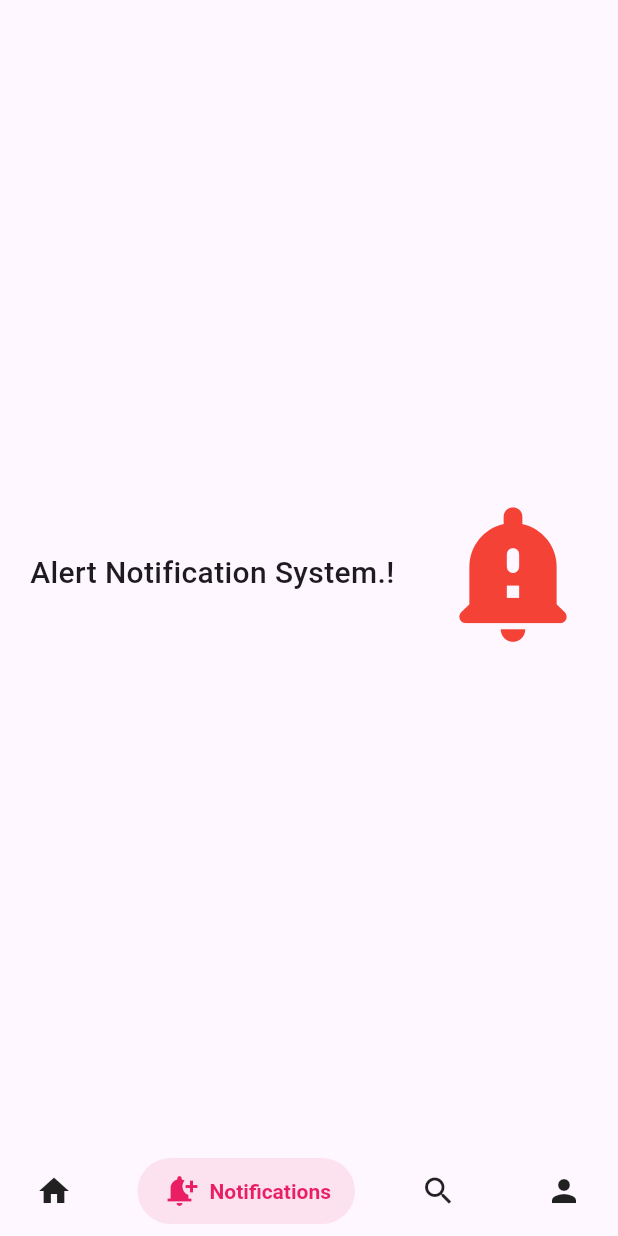
After one commit to ganeshgodase4594/Real_Time_Pollution_Monitoring_Using-_Flutter_And_IOT, a Flutter app: the screen it shows once a user with an empty profile is signed in, item 2 of the bottom bar chosen, on a phone screen of 412 x 824 dp. The commit adds this screen. Run offline on Flutter 3.47's test engine with Material 3 defaults, Android fonts, the phone set to English and light mode, and no system bars; our stand-ins replace cached_network_image, cloud_firestore, firebase_auth, firebase_core, firebase_storage, flutter_dotenv and 7 more; missing offline and left inert: contactus; accounts and stored records are empty.

Commit message:
minor changes

```diff
--- a/pollution_monitoring_system/lib/main.dart
+++ b/pollution_monitoring_system/lib/main.dart
@@ -4,7 +4,6 @@ import 'package:flutter/material.dart';
 import 'package:flutter_dotenv/flutter_dotenv.dart';
 import 'package:pollution_monitoring_system/firebase_options.dart';
 import 'package:pollution_monitoring_system/src/authentication/login.dart';
-import 'package:pollution_monitoring_system/src/search/ai.dart';
 import 'package:pollution_monitoring_system/src/taskbar/taskmain.dart';
 
 Future<void> main() async {
--- /dev/null
+++ b/pollution_monitoring_system/lib/src/dashboard/Notification.dart
@@ -0,0 +1,31 @@
+
+import 'package:flutter/material.dart';
+
+class AlertSystemScreen extends StatefulWidget {
+  const AlertSystemScreen({super.key});
+
+  @override
+  State<AlertSystemScreen> createState() => _AlertSystemScreenState();
+}
+
+class _AlertSystemScreenState extends State<AlertSystemScreen> {
+  @override
+  Widget build(BuildContext context) {
+    return const Scaffold(
+        body: Center(
+          child: Padding(
+            padding: EdgeInsets.all(20.0),
+            child: Row(
+              children: [
+                Text("Alert Notification System.!",style: TextStyle(
+                  fontSize: 20,fontWeight: FontWeight.w500
+                ),),
+                 Spacer(),
+                Icon(Icons.notification_important_rounded,color: Colors.red,size: 100,)
+              ],
+            ),
+          ),
+        ),
+    );
+  }
+}
--- a/pollution_monitoring_system/lib/src/dashboard/charts/columnchart.dart
+++ b/pollution_monitoring_system/lib/src/dashboard/charts/columnchart.dart
@@ -7,6 +7,7 @@ class ColumnChart extends StatelessWidget {
   @override
   Widget build(BuildContext context) {
     return MaterialApp(
+      debugShowCheckedModeBanner: false,
       theme: ThemeData(primarySwatch: Colors.blue),
       home: _MyHomePage(),
     );
--- a/pollution_monitoring_system/lib/src/taskbar/taskmain.dart
+++ b/pollution_monitoring_system/lib/src/taskbar/taskmain.dart
@@ -1,5 +1,6 @@
 import 'package:flutter/material.dart';
 import 'package:pollution_monitoring_system/src/Profile/profile.dart';
+import 'package:pollution_monitoring_system/src/dashboard/Notification.dart';
 import 'package:pollution_monitoring_system/src/dashboard/dashboard.dart';
 import 'package:pollution_monitoring_system/src/search/ai.dart';
 import 'package:pollution_monitoring_system/src/taskbar/taskbar.dart';
@@ -42,10 +43,10 @@ class _MyAppState extends State<TaskMain> {
               selectedColor: Colors.purple,
             ),
 
-            /// Likes
+            /// Notifications
             SalomonBottomBarItem(
-              icon: const Icon(Icons.favorite_border),
-              title: const Text("Likes"),
+              icon: const Icon(Icons.notification_add),
+              title: const Text("Notifications"),
               selectedColor: Colors.pink,
             ),
 
@@ -72,13 +73,13 @@ class _MyAppState extends State<TaskMain> {
       case 0:
         return const DashBoard();
       case 1:
-        return const DashBoard();
+        return const AlertSystemScreen();
       case 2:
         return  const Home();
       case 3:
         return const WhatsAppHome();
       default:
-        return Container(); // Empty container for unsupported index
+        return Container();
     }
   }
 }
--- a/pollution_monitoring_system/pubspec.yaml
+++ b/pollution_monitoring_system/pubspec.yaml
@@ -29,6 +29,7 @@ dependencies:
   google_generative_ai: ^0.2.2
   flutter_dotenv: ^5.1.0
   flutter_markdown: ^0.6.20
+  contactus: ^1.2.3
 
 dev_dependencies:
   flutter_test:
@@ -40,3 +41,4 @@ flutter:
 
   assets:
   - .env
+  - assets/images/
```
Also changed, not shown: pollution_monitoring_system/lib/src/Profile/profile.dart (+54 -20 lines), pollution_monitoring_system/assets/images/gana.jpg (added), pollution_monitoring_system/pubspec.lock, 6 other files.
